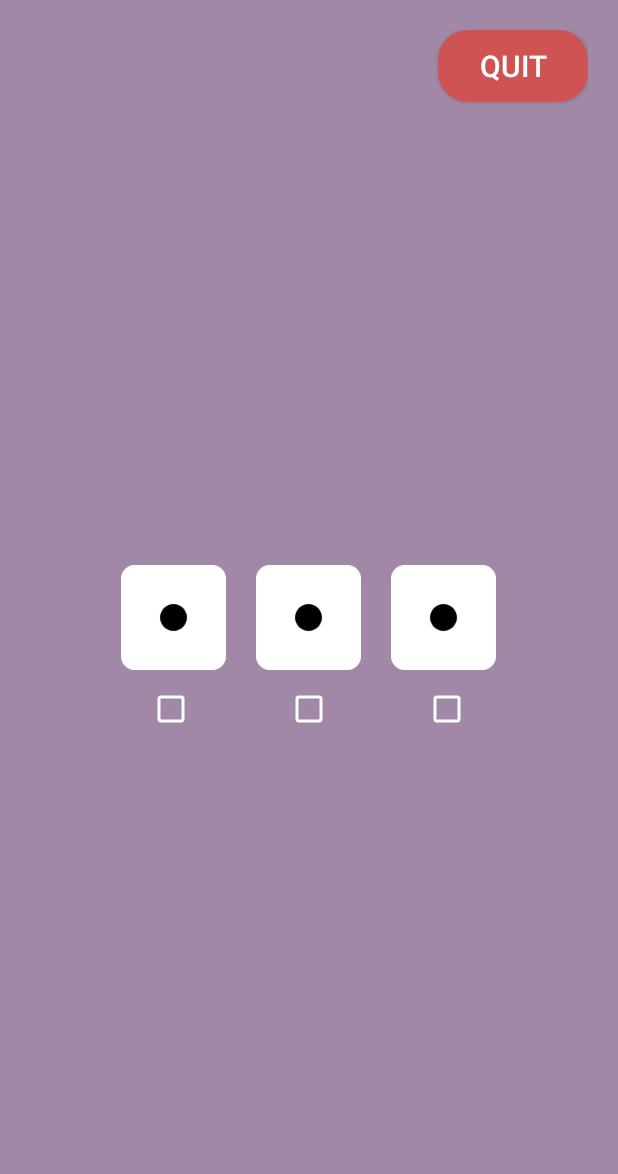
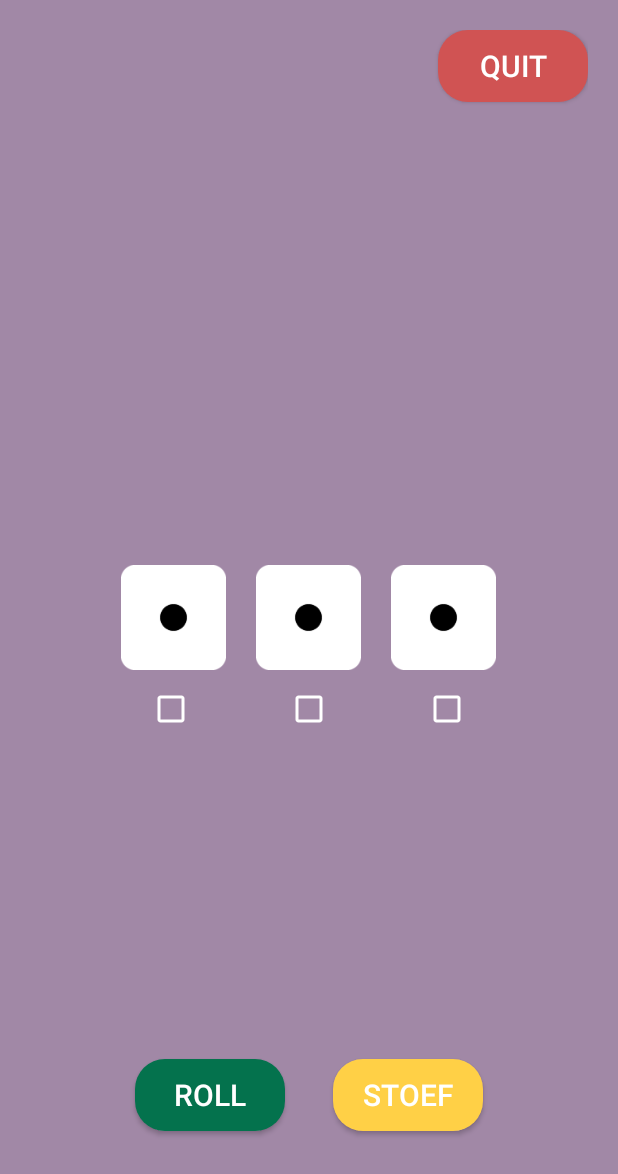
Before and after one commit to madoska/Pietjesbak, an Android app: the mainActivity screen opened directly, with no data from a screen before it, on a phone screen of 412 x 824 dp. Shown: the top 1174 px of the screen. Run offline under Robolectric (Android 15) with nearby library versions, the phone set to English and light mode, and no system bars.

Commit message:
added roll and stoef buttonsé$

```diff
--- a/app/src/main/res/layout/activity_main.xml
+++ b/app/src/main/res/layout/activity_main.xml
@@ -72,4 +72,30 @@
         android:layout_toRightOf="@id/check2"
         android:layout_marginLeft="-30dp"/>
 
+    <Button
+        android:id="@+id/roll"
+        android:layout_width="100dp"
+        android:layout_height="wrap_content"
+        android:text="Roll"
+        android:background="@drawable/btn_roll"
+        android:textColor="@color/white"
+        android:textSize="20dp"
+        android:layout_alignParentBottom="true"
+        android:layout_marginBottom="50dp"
+        android:layout_alignParentLeft="true"
+        android:layout_marginLeft="70dp"/>
+
+    <Button
+        android:id="@+id/stoef"
+        android:layout_width="100dp"
+        android:layout_height="wrap_content"
+        android:text="Stoef"
+        android:background="@drawable/btn_stoef"
+        android:textColor="@color/white"
+        android:textSize="20dp"
+        android:layout_alignParentBottom="true"
+        android:layout_marginBottom="50dp"
+        android:layout_alignParentRight="true"
+        android:layout_marginRight="70dp"/>
+
 </RelativeLayout>
```
